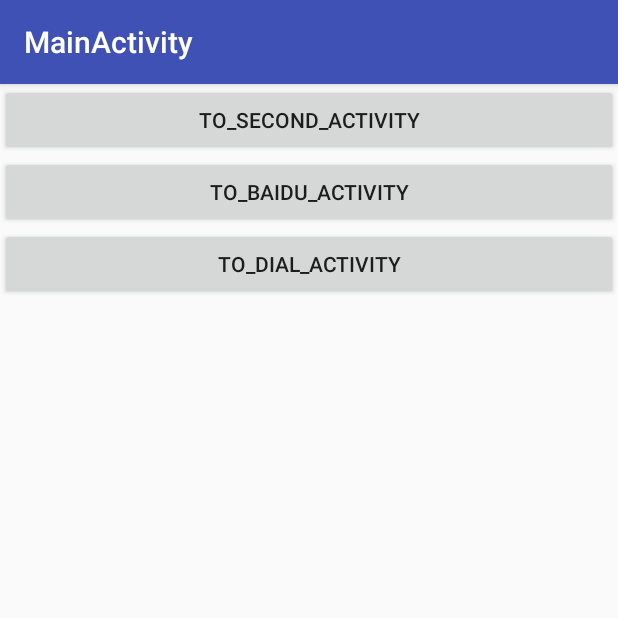
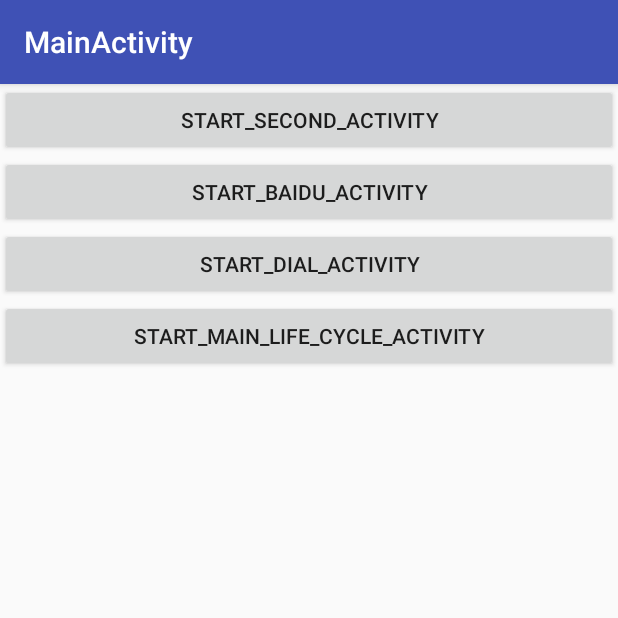
Before and after one commit to vincentfarmer/2.Explore-Activity, an Android app: the screen it shows after launch (MainActivity), on a phone screen of 412 x 824 dp, the top half of it. Run offline under Robolectric (Android 15) with nearby library versions, the phone set to English and light mode, and no system bars.

Commit message:
2.4返回栈和活动的生命周期

```diff
--- a/app/src/main/java/com/example/zacharywu/exploreactivity/activities/MainActivity.java
+++ b/app/src/main/java/com/example/zacharywu/exploreactivity/activities/MainActivity.java
@@ -28,11 +28,12 @@ public class MainActivity extends AppCompatActivity {
      * Button toSecondActivityButton=>to_second_activity
      * Button toBaiduActivityButton =>to_baidu_activity
      * Button toDialActivity=>to_dial_activity
+     * startMainLifeCycleActivity=>start_main_life_cycle_activity
      */
-    Button toSecondActivityButton;
-    Button toBaiduActivityButton;
-    Button toDialActivityButton;
-
+    Button startSecondActivityButton;
+    Button startBaiduActivityButton;
+    Button startDialActivityButton;
+    Button startMainLifeCycleActivityButton;
     /**
      * 活动的七大声明状态之一，初始化启动活动时执行的方法，功能是实例化布局文件和相应的逻辑功能
      * @param savedInstanceState
@@ -48,9 +49,9 @@ public class MainActivity extends AppCompatActivity {
      * 初始化活动，主要是为按钮添加点击事件
      */
     public void initActivity(){
-        //实例化控件to_second_activity为toSecondActivityButton对象并设置点击事件
-        toSecondActivityButton = findViewById(R.id.to_second_activity);
-        toSecondActivityButton.setOnClickListener(new View.OnClickListener() {
+        //实例化控件start_second_activity为startSecondActivityButton对象并设置点击事件
+        startSecondActivityButton = findViewById(R.id.start_second_activity);
+        startSecondActivityButton.setOnClickListener(new View.OnClickListener() {
             @Override
             public void onClick(View v) {
                 //使用Intent的隐式用法，先指定action参数，再使用addCategory()方法指定Category参数
@@ -65,9 +66,9 @@ public class MainActivity extends AppCompatActivity {
             }
         });
 
-        //实例化to_baidu_activity控件为toBaiduActivityButton对象并设置点击事件
-        toBaiduActivityButton = findViewById(R.id.to_baidu_activity);
-        toBaiduActivityButton.setOnClickListener(new View.OnClickListener() {
+        //实例化start_baidu_activity控件为startBaiduActivityButton对象并设置点击事件
+        startBaiduActivityButton = findViewById(R.id.start_baidu_activity);
+        startBaiduActivityButton.setOnClickListener(new View.OnClickListener() {
             //使用Intent的隐式用法，先指定action参数，再使用addCategory()方法指定Category参数,其中ACTION_VIEW是Android系统内置浏览器的action.
             // 常量值为android.intent.action.VIEW
             //setData()方法接受一个Uri对象，这个对象通常是使用Uri.parse()方法解析得到的
@@ -79,9 +80,9 @@ public class MainActivity extends AppCompatActivity {
             }
         });
 
-        //实例化to_dial_activity控件为toDialActivityButton对象并设置点击事件
-        toDialActivityButton = findViewById(R.id.to_dial_activity);
-        toDialActivityButton.setOnClickListener(new View.OnClickListener() {
+        //实例化start_dial_activity控件为startDialActivityButton对象并设置点击事件
+        startDialActivityButton = findViewById(R.id.start_dial_activity);
+        startDialActivityButton.setOnClickListener(new View.OnClickListener() {
             //使用Intent的隐式用法，先指定action参数，再使用addCategory()方法指定Category参数,其中ACTION_DIAL是Android系统内置浏览器的action.
             // 常量值为android.intent.action.DIAL
             //setData()方法接受一个Uri对象，这个对象通常是使用Uri.parse()方法解析得到的
@@ -89,6 +90,19 @@ public class MainActivity extends AppCompatActivity {
             public void onClick(View v) {
                 Intent intent = new Intent(Intent.ACTION_DIAL);
                 intent.setData(Uri.parse("tel:10086"));
+                startActivity(intent);
+            }
+        });
+        //实例化start_dial_activity控件为startMainLifeCycleActivity对象并设置点击事件
+        startMainLifeCycleActivityButton = findViewById(R.id.start_main_life_cycle_activity);
+        startMainLifeCycleActivityButton.setOnClickListener(new View.OnClickListener() {
+            //使用Intent的隐式用法，先指定action参数，再使用addCategory()方法指定Category参数,其中ACTION_DIAL是Android系统内置浏览器的action.
+            // 常量值为android.intent.action.DIAL
+            //setData()方法接受一个Uri对象，这个对象通常是使用Uri.parse()方法解析得到的
+            @Override
+            public void onClick(View v) {
+                Intent intent = new Intent("com.example.zacharywu.exploreactivity.ACTION_START");
+                intent.addCategory("com.example.zacharywu.exploreactivity.START_MAIN_LIFE_CYCLE_ACTIVITY_CATEGROY");
                 startActivity(intent);
             }
         });
--- a/app/src/main/res/layout/activity_main.xml
+++ b/app/src/main/res/layout/activity_main.xml
@@ -9,20 +9,25 @@
     tools:context=".activities.MainActivity">
 
     <Button
-        android:id="@+id/to_second_activity"
+        android:id="@+id/start_second_activity"
         android:layout_width="match_parent"
         android:layout_height="wrap_content"
-        android:text="@string/to_second_activity"/>
+        android:text="@string/start_second_activity"/>
 
     <Button
-        android:id="@+id/to_baidu_activity"
+        android:id="@+id/start_baidu_activity"
         android:layout_width="match_parent"
         android:layout_height="wrap_content"
-        android:text="@string/to_baidu_activity"/>
+        android:text="@string/start_baidu_activity"/>
 
     <Button
-        android:id="@+id/to_dial_activity"
+        android:id="@+id/start_dial_activity"
         android:layout_width="match_parent"
         android:layout_height="wrap_content"
-        android:text="@string/to_dial_activity"/>
+        android:text="@string/start_dial_activity"/>
+    <Button
+        android:id="@+id/start_main_life_cycle_activity"
+        android:layout_width="match_parent"
+        android:layout_height="wrap_content"
+        android:text="@string/start_main_life_cycle_activity"/>
 </LinearLayout>
--- a/app/src/main/res/layout/activity_second.xml
+++ b/app/src/main/res/layout/activity_second.xml
@@ -7,9 +7,9 @@
     tools:context=".activities.SecondActivity">
 
     <Button
-        android:id="@+id/to_main_activity"
+        android:id="@+id/start_main_activity"
         android:layout_width="match_parent"
         android:layout_height="wrap_content"
-        android:text="@string/to_main_activity"/>
+        android:text="@string/start_main_activity"/>
 
 </LinearLayout>
--- a/app/src/main/res/values/strings.xml
+++ b/app/src/main/res/values/strings.xml
@@ -3,15 +3,29 @@
 
     <!--SecondActivity中用到的字符串-->
     <string name="second_activity_label">SecondActivity</string>
-    <string name="to_second_activity">to_second_activity</string>
-    <string name="to_baidu_activity">to_baidu_activity</string>
-    <string name="to_dial_activity">to_dial_activity</string>
+    <string name="start_second_activity">start_second_activity</string>
+    <string name="start_baidu_activity">start_baidu_activity</string>
+    <string name="start_dial_activity">start_dial_activity</string>
     to_dial_activity
 
     <!--MainActivity中用到的字符串-->
-    <string name="to_main_activity">to_main_activity</string>
+    <string name="start_main_activity">start_main_activity</string>
     <string name="main_activity_label">MainActivity</string>
+    <string name="start_main_life_cycle_activity">start_main_life_cycle_activity</string>
 
     <!--MyHTTPActivity中用到的字符串-->
     <string name="my_http_activity_label">MyHTTPActivity</string>
+
+
+
+    <!--MainLifeCycleActivity中用到的字符串-->
+    <string name="start_normal_activity">start_normal_activity</string>
+    <string name="start_dialog_activity">start_dialog_activity</string>
+    <string name="main_life_cycle_activity_label">MainLifeCycleActivity</string>
+
+    <!--NormalActivity中要用到的字符串-->
+    <string name="normal_activity_label">NormalActivity</string>
+
+    <!--DialogActivity中要用到的字符串-->
+    <string name="dialog_activity_label">DialogActivity</string>
 </resources>
--- a/app/src/main/res/values/styles.xml
+++ b/app/src/main/res/values/styles.xml
@@ -8,4 +8,5 @@
         <item name="colorAccent">@color/colorAccent</item>
     </style>
 
+
 </resources>
```
Also changed, not shown: app/src/main/AndroidManifest.xml (+57 -20 lines), app/src/main/java/com/example/zacharywu/exploreactivity/activities/MainLifeCycleActivity.java (added, +104 -0 lines), app/src/main/java/com/example/zacharywu/exploreactivity/activities/SecondActivity.java (+19 -4 lines), app/src/main/res/layout/activity_main_life_cycle.xml (added, +18 -0 lines).
